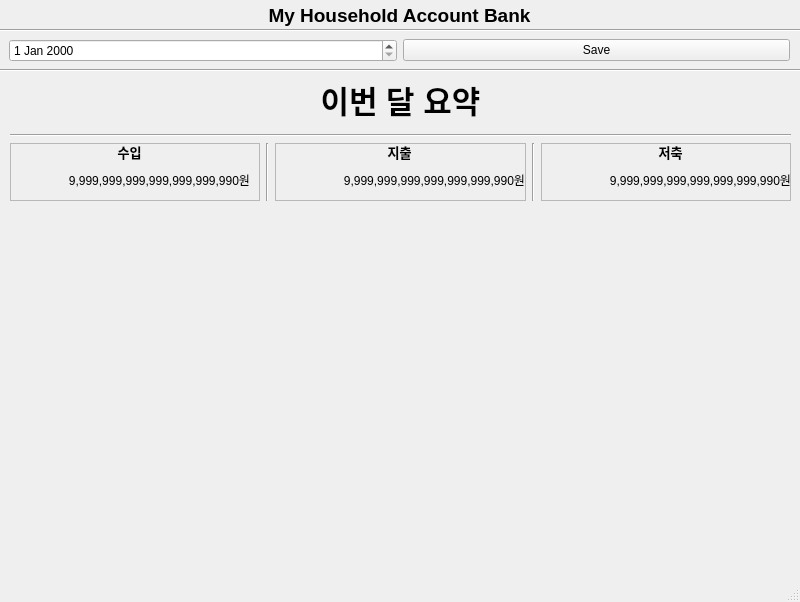
Above: mainwindow.ui from wraith1231/MyHouseholdAccountBook before the change. Below: the same form after it.
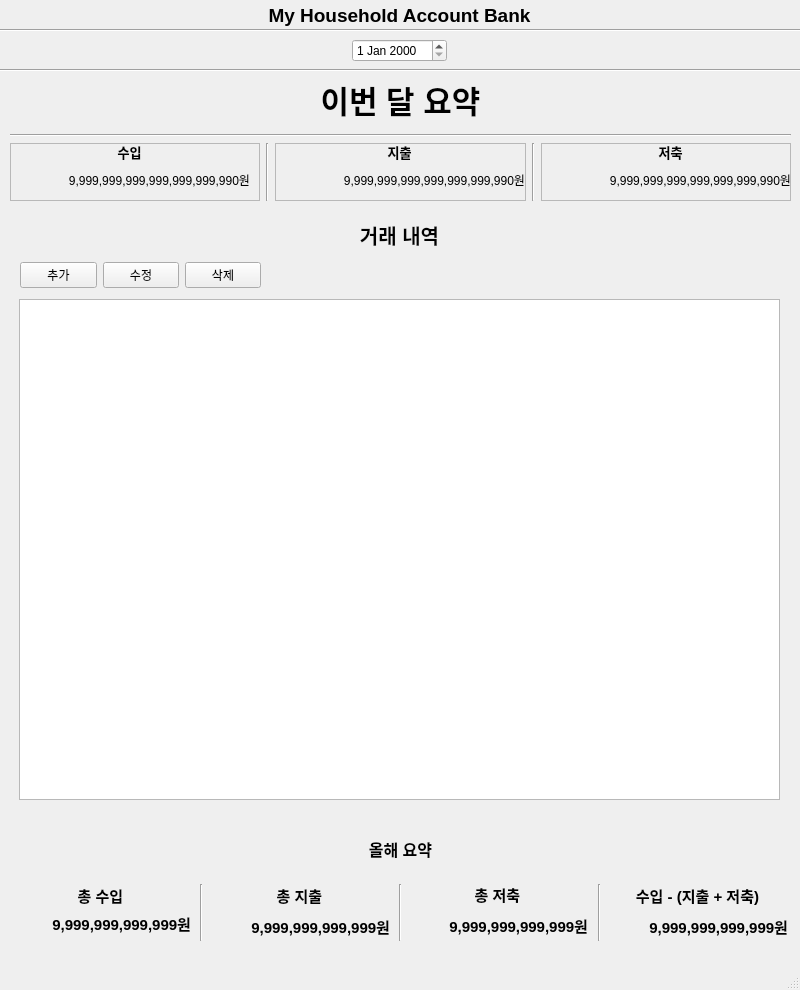
That is the form after the change.

Patch:
```diff
--- a/mainwindow.ui
+++ b/mainwindow.ui
@@ -7,7 +7,7 @@
     <x>0</x>
     <y>0</y>
     <width>800</width>
-    <height>602</height>
+    <height>990</height>
    </rect>
   </property>
   <property name="windowTitle">
@@ -78,15 +78,34 @@
      </rect>
     </property>
     <layout class="QHBoxLayout" name="horizontalLayout">
+     <item>
+      <spacer name="horizontalSpacer">
+       <property name="orientation">
+        <enum>Qt::Orientation::Horizontal</enum>
+       </property>
+       <property name="sizeHint" stdset="0">
+        <size>
+         <width>40</width>
+         <height>20</height>
+        </size>
+       </property>
+      </spacer>
+     </item>
      <item>
       <widget class="QDateEdit" name="dateEdit"/>
      </item>
      <item>
-      <widget class="QPushButton" name="pushButton">
-       <property name="text">
-        <string>Save</string>
+      <spacer name="horizontalSpacer_2">
+       <property name="orientation">
+        <enum>Qt::Orientation::Horizontal</enum>
        </property>
-      </widget>
+       <property name="sizeHint" stdset="0">
+        <size>
+         <width>40</width>
+         <height>20</height>
+        </size>
+       </property>
+      </spacer>
      </item>
     </layout>
    </widget>
@@ -331,6 +350,406 @@
      </item>
     </layout>
    </widget>
+   <widget class="QWidget" name="gridLayoutWidget_2">
+    <property name="geometry">
+     <rect>
+      <x>10</x>
+      <y>210</y>
+      <width>781</width>
+      <height>601</height>
+     </rect>
+    </property>
+    <layout class="QGridLayout" name="DetailsLayout">
+     <item row="0" column="0">
+      <widget class="QWidget" name="widget_5" native="true">
+       <widget class="QWidget" name="verticalLayoutWidget_11">
+        <property name="geometry">
+         <rect>
+          <x>9</x>
+          <y>9</y>
+          <width>761</width>
+          <height>31</height>
+         </rect>
+        </property>
+        <layout class="QVBoxLayout" name="verticalLayout_9">
+         <item>
+          <widget class="QLabel" name="label_3">
+           <property name="font">
+            <font>
+             <pointsize>15</pointsize>
+             <bold>true</bold>
+            </font>
+           </property>
+           <property name="text">
+            <string>거래 내역</string>
+           </property>
+           <property name="alignment">
+            <set>Qt::AlignmentFlag::AlignCenter</set>
+           </property>
+          </widget>
+         </item>
+        </layout>
+       </widget>
+       <widget class="QWidget" name="verticalLayoutWidget_13">
+        <property name="geometry">
+         <rect>
+          <x>9</x>
+          <y>89</y>
+          <width>761</width>
+          <height>501</height>
+         </rect>
+        </property>
+        <layout class="QVBoxLayout" name="verticalLayout_11">
+         <item>
+          <widget class="QTableView" name="tableMonthlyDetails"/>
+         </item>
+        </layout>
+       </widget>
+       <widget class="QWidget" name="horizontalLayoutWidget_3">
+        <property name="geometry">
+         <rect>
+          <x>10</x>
+          <y>50</y>
+          <width>241</width>
+          <height>31</height>
+         </rect>
+        </property>
+        <layout class="QHBoxLayout" name="horizontalLayout_4">
+         <item>
+          <widget class="QPushButton" name="ButtonDetailsInsert">
+           <property name="text">
+            <string>추가</string>
+           </property>
+          </widget>
+         </item>
+         <item>
+          <widget class="QPushButton" name="ButtonDetailsUpdate">
+           <property name="text">
+            <string>수정</string>
+           </property>
+          </widget>
+         </item>
+         <item>
+          <widget class="QPushButton" name="ButtonDetailsDelete">
+           <property name="text">
+            <string>삭제</string>
+           </property>
+          </widget>
+         </item>
+        </layout>
+       </widget>
+      </widget>
+     </item>
+    </layout>
+   </widget>
+   <widget class="QWidget" name="gridLayoutWidget_3">
+    <property name="geometry">
+     <rect>
+      <x>10</x>
+      <y>820</y>
+      <width>781</width>
+      <height>121</height>
+     </rect>
+    </property>
+    <layout class="QGridLayout" name="YearlySummaryLayout">
+     <item row="1" column="0">
+      <layout class="QGridLayout" name="gridLayout_3">
+       <item row="0" column="0">
+        <layout class="QVBoxLayout" name="verticalLayout">
+         <item>
+          <widget class="QLabel" name="label_4">
+           <property name="font">
+            <font>
+             <pointsize>12</pointsize>
+             <bold>true</bold>
+            </font>
+           </property>
+           <property name="text">
+            <string>올해 요약</string>
+           </property>
+           <property name="alignment">
+            <set>Qt::AlignmentFlag::AlignCenter</set>
+           </property>
+          </widget>
+         </item>
+        </layout>
+       </item>
+      </layout>
+     </item>
+     <item row="2" column="0">
+      <layout class="QGridLayout" name="gridLayout_4">
+       <item row="0" column="2">
+        <widget class="QWidget" name="widget_2" native="true">
+         <widget class="QWidget" name="verticalLayoutWidget_8">
+          <property name="geometry">
+           <rect>
+            <x>0</x>
+            <y>0</y>
+            <width>181</width>
+            <height>54</height>
+           </rect>
+          </property>
+          <layout class="QVBoxLayout" name="verticalLayout_6">
+           <item>
+            <widget class="QLabel" name="label_9">
+             <property name="font">
+              <font>
+               <pointsize>11</pointsize>
+               <bold>true</bold>
+              </font>
+             </property>
+             <property name="text">
+              <string>총 지출</string>
+             </property>
+             <property name="alignment">
+              <set>Qt::AlignmentFlag::AlignCenter</set>
+             </property>
+            </widget>
+           </item>
+           <item>
+            <spacer name="verticalSpacer_5">
+             <property name="orientation">
+              <enum>Qt::Orientation::Vertical</enum>
+             </property>
+             <property name="sizeHint" stdset="0">
+              <size>
+               <width>20</width>
+               <height>40</height>
+              </size>
+             </property>
+            </spacer>
+           </item>
+           <item>
+            <widget class="QLabel" name="LabelYearlyExpense">
+             <property name="font">
+              <font>
+               <pointsize>11</pointsize>
+               <bold>true</bold>
+              </font>
+             </property>
+             <property name="text">
+              <string>9,999,999,999,999원</string>
+             </property>
+             <property name="alignment">
+              <set>Qt::AlignmentFlag::AlignRight|Qt::AlignmentFlag::AlignTrailing|Qt::AlignmentFlag::AlignVCenter</set>
+             </property>
+            </widget>
+           </item>
+          </layout>
+         </widget>
+        </widget>
+       </item>
+       <item row="0" column="1">
+        <widget class="Line" name="line_6">
+         <property name="orientation">
+          <enum>Qt::Orientation::Vertical</enum>
+         </property>
+        </widget>
+       </item>
+       <item row="0" column="3">
+        <widget class="Line" name="line_7">
+         <property name="orientation">
+          <enum>Qt::Orientation::Vertical</enum>
+         </property>
+        </widget>
+       </item>
+       <item row="0" column="0">
+        <widget class="QWidget" name="widget" native="true">
+         <widget class="QWidget" name="verticalLayoutWidget_7">
+          <property name="geometry">
+           <rect>
+            <x>0</x>
+            <y>0</y>
+            <width>181</width>
+            <height>51</height>
+           </rect>
+          </property>
+          <layout class="QVBoxLayout" name="verticalLayout_5">
+           <property name="spacing">
+            <number>0</number>
+           </property>
+           <item>
+            <widget class="QLabel" name="label_5">
+             <property name="font">
+              <font>
+               <pointsize>11</pointsize>
+               <bold>true</bold>
+              </font>
+             </property>
+             <property name="text">
+              <string>총 수입</string>
+             </property>
+             <property name="alignment">
+              <set>Qt::AlignmentFlag::AlignCenter</set>
+             </property>
+            </widget>
+           </item>
+           <item>
+            <spacer name="verticalSpacer_4">
+             <property name="orientation">
+              <enum>Qt::Orientation::Vertical</enum>
+             </property>
+             <property name="sizeHint" stdset="0">
+              <size>
+               <width>20</width>
+               <height>40</height>
+              </size>
+             </property>
+            </spacer>
+           </item>
+           <item>
+            <widget class="QLabel" name="LabelYearlyIncome">
+             <property name="font">
+              <font>
+               <pointsize>11</pointsize>
+               <bold>true</bold>
+              </font>
+             </property>
+             <property name="text">
+              <string>9,999,999,999,999원</string>
+             </property>
+             <property name="alignment">
+              <set>Qt::AlignmentFlag::AlignRight|Qt::AlignmentFlag::AlignTrailing|Qt::AlignmentFlag::AlignVCenter</set>
+             </property>
+            </widget>
+           </item>
+          </layout>
+         </widget>
+        </widget>
+       </item>
+       <item row="0" column="6">
+        <widget class="QWidget" name="widget_4" native="true">
+         <widget class="QWidget" name="verticalLayoutWidget_10">
+          <property name="geometry">
+           <rect>
+            <x>0</x>
+            <y>0</y>
+            <width>181</width>
+            <height>54</height>
+           </rect>
+          </property>
+          <layout class="QVBoxLayout" name="verticalLayout_8">
+           <item>
+            <widget class="QLabel" name="label_14">
+             <property name="font">
+              <font>
+               <pointsize>11</pointsize>
+               <bold>true</bold>
+              </font>
+             </property>
+             <property name="text">
+              <string>수입 - (지출 + 저축)</string>
+             </property>
+             <property name="alignment">
+              <set>Qt::AlignmentFlag::AlignCenter</set>
+             </property>
+            </widget>
+           </item>
+           <item>
+            <spacer name="verticalSpacer_7">
+             <property name="orientation">
+              <enum>Qt::Orientation::Vertical</enum>
+             </property>
+             <property name="sizeHint" stdset="0">
+              <size>
+               <width>20</width>
+               <height>40</height>
+              </size>
+             </property>
+            </spacer>
+           </item>
+           <item>
+            <widget class="QLabel" name="LabelYearlyResult">
+             <property name="font">
+              <font>
+               <pointsize>11</pointsize>
+               <bold>true</bold>
+              </font>
+             </property>
+             <property name="text">
+              <string>9,999,999,999,999원</string>
+             </property>
+             <property name="alignment">
+              <set>Qt::AlignmentFlag::AlignRight|Qt::AlignmentFlag::AlignTrailing|Qt::AlignmentFlag::AlignVCenter</set>
+             </property>
+            </widget>
+           </item>
+          </layout>
+         </widget>
+        </widget>
+       </item>
+       <item row="0" column="4">
+        <widget class="QWidget" name="widget_3" native="true">
+         <widget class="QWidget" name="verticalLayoutWidget_9">
+          <property name="geometry">
+           <rect>
+            <x>-1</x>
+            <y>-1</y>
+            <width>181</width>
+            <height>54</height>
+           </rect>
+          </property>
+          <layout class="QVBoxLayout" name="verticalLayout_7">
+           <item>
+            <widget class="QLabel" name="label_12">
+             <property name="font">
+              <font>
+               <pointsize>11</pointsize>
+               <bold>true</bold>
+              </font>
+             </property>
+             <property name="text">
+              <string>총 저축</string>
+             </property>
+             <property name="alignment">
+              <set>Qt::AlignmentFlag::AlignCenter</set>
+             </property>
+            </widget>
+           </item>
+           <item>
+            <spacer name="verticalSpacer_6">
+             <property name="orientation">
+              <enum>Qt::Orientation::Vertical</enum>
+             </property>
+             <property name="sizeHint" stdset="0">
+              <size>
+               <width>20</width>
+               <height>40</height>
+              </size>
+             </property>
+            </spacer>
+           </item>
+           <item>
+            <widget class="QLabel" name="LabelYearlySaving">
+             <property name="font">
+              <font>
+               <pointsize>11</pointsize>
+               <bold>true</bold>
+              </font>
+             </property>
+             <property name="text">
+              <string>9,999,999,999,999원</string>
+             </property>
+             <property name="alignment">
+              <set>Qt::AlignmentFlag::AlignRight|Qt::AlignmentFlag::AlignTrailing|Qt::AlignmentFlag::AlignVCenter</set>
+             </property>
+            </widget>
+           </item>
+          </layout>
+         </widget>
+        </widget>
+       </item>
+       <item row="0" column="5">
+        <widget class="Line" name="line_8">
+         <property name="orientation">
+          <enum>Qt::Orientation::Vertical</enum>
+         </property>
+        </widget>
+       </item>
+      </layout>
+     </item>
+    </layout>
+   </widget>
   </widget>
   <widget class="QMenuBar" name="menubar">
    <property name="geometry">
```
Left out of the diff: 8 changed lines with no effect on the pictures.
